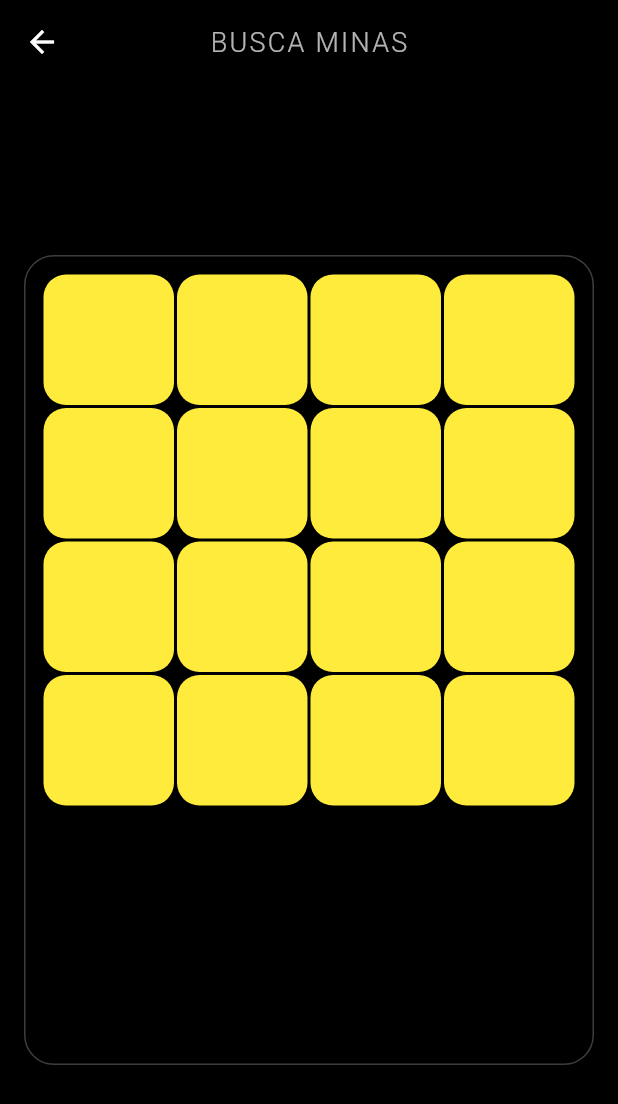
After one commit to DiegVas/Buscaminas-con-modulo-bluetooth, a Flutter app: the BoardScreen screen opened directly, on a phone screen of 412 x 824 dp. The commit adds this screen. Shown: the top 1104 px of the screen. Run offline on Flutter 3.47's test engine with Material 3 defaults, Android fonts, the phone set to English and light mode, and no system bars; our stand-ins replace flutter_bluetooth_serial, permission_handler; Roboto replaces fonts that are missing (Montserrat).

Commit message:
Creacion del tablero control del arduino

```diff
--- /dev/null
+++ b/lib/pages/board_screen.dart
@@ -0,0 +1,166 @@
+import 'package:flutter/material.dart';
+import 'package:provider/provider.dart';
+import 'package:proyect_orga/Provider/bluetooth_provider.dart';
+
+class BoardScreen extends StatefulWidget {
+  const BoardScreen({super.key});
+
+  @override
+  State<BoardScreen> createState() => _BoardScreenState();
+}
+
+class _BoardScreenState extends State<BoardScreen> {
+  // Set para guardar las posiciones de los botones presionados
+  final Set<int> pressButtons = {};
+
+  // Método para manejar cuando se presiona una tarjeta
+
+  // Método para simular desconexión Bluetooth
+  void desconectConection() {
+    showDialog(
+      context: context,
+      builder:
+          (context) => AlertDialog(
+            title: const Text(
+              'Dispositivo Bluetooth desconectado',
+              style: TextStyle(
+                color: Colors.black,
+                fontWeight: FontWeight.bold,
+              ),
+            ),
+            content: const Text(
+              'Se ha perdido la conexión con el dispositivo Bluetooth.',
+              style: TextStyle(color: Colors.black),
+            ),
+            backgroundColor: Colors.yellow,
+            shape: RoundedRectangleBorder(
+              borderRadius: BorderRadius.circular(15),
+            ),
+            actions: [
+              TextButton(
+                onPressed: () {
+                  Navigator.pop(context); // Cierra el diálogo
+                  Navigator.pop(context); // Regresa a la pantalla anterior
+                },
+                child: const Text(
+                  'Aceptar',
+                  style: TextStyle(
+                    color: Colors.black,
+                    fontWeight: FontWeight.bold,
+                  ),
+                ),
+              ),
+            ],
+          ),
+    );
+  }
+
+  @override
+  void initState() {
+    super.initState();
+
+    final bluetoothProvider = Provider.of<BluetoothProvider>(
+      context,
+      listen: false,
+    );
+    bluetoothProvider.connectionStateStream.listen((isConnected) {
+      if (!isConnected) {
+        desconectConection(); // Mostrar diálogo de desconexión
+      }
+    });
+  }
+
+  @override
+  Widget build(BuildContext context) {
+    void pressTarget(int index) {
+      final bluetoothProvider = Provider.of<BluetoothProvider>(
+        context,
+        listen: false,
+      );
+      setState(() {
+        // Si ya estaba presionado, lo quitamos del set, sino lo agregamos
+        if (pressButtons.contains(index)) {
+          pressButtons.remove(index);
+        } else {
+          pressButtons.add(index);
+          bluetoothProvider.sendData(
+            'Tarjeta en posición: Fila ${index ~/ 3}, Columna ${index % 3}',
+          );
+        }
+      });
+
+      // Mostrar la posición de la tarjeta
+      ScaffoldMessenger.of(context).showSnackBar(
+        SnackBar(
+          content: Text(
+            'Tarjeta en posición: Fila ${index ~/ 3}, Columna ${index % 3}',
+          ),
+          duration: const Duration(seconds: 1),
+          backgroundColor: Colors.yellow,
+        ),
+      );
+    }
+
+    return Scaffold(
+      backgroundColor: Colors.black,
+      appBar: AppBar(
+        backgroundColor: Colors.black,
+        elevation: 0,
+        title: const Text(
+          'BUSCA MINAS',
+          style: TextStyle(
+            color: Colors.white70,
+            fontSize: 18,
+            fontWeight: FontWeight.w300,
+            letterSpacing: 1.5,
+          ),
+        ),
+        centerTitle: true,
+        leading: IconButton(
+          icon: const Icon(Icons.arrow_back, color: Colors.white),
+          onPressed: () => Navigator.pop(context),
+        ),
+      ),
+      body: Center(
+        child: Container(
+          decoration: BoxDecoration(
+            color: Colors.black,
+            borderRadius: BorderRadius.circular(20),
+            border: Border.all(color: Colors.white24, width: 1),
+          ),
+          margin: const EdgeInsets.symmetric(vertical: 114, horizontal: 16),
+          padding: const EdgeInsets.all(12),
+          child: Column(
+            children: [
+              Expanded(
+                child: GridView.builder(
+                  gridDelegate: const SliverGridDelegateWithFixedCrossAxisCount(
+                    crossAxisCount: 4,
+                    crossAxisSpacing: 2,
+                    mainAxisSpacing: 2,
+                    childAspectRatio: 1,
+                  ),
+                  itemCount: 16,
+                  itemBuilder: (context, index) {
+                    return GestureDetector(
+                      onTap: () => pressTarget(index),
+                      child: Container(
+                        decoration: BoxDecoration(
+                          color:
+                              pressButtons.contains(index)
+                                  ? Colors.white24
+                                  : Colors.yellow,
+                          borderRadius: BorderRadius.circular(15),
+                        ),
+                      ),
+                    );
+                  },
+                ),
+              ),
+            ],
+          ),
+        ),
+      ),
+    );
+  }
+}
```
Also changed, not shown: lib/Provider/bluetooth_provider.dart (+21 -0 lines), lib/pages/title_game_screen.dart (+7 -2 lines), lib/pages/Game.dart (deleted).
